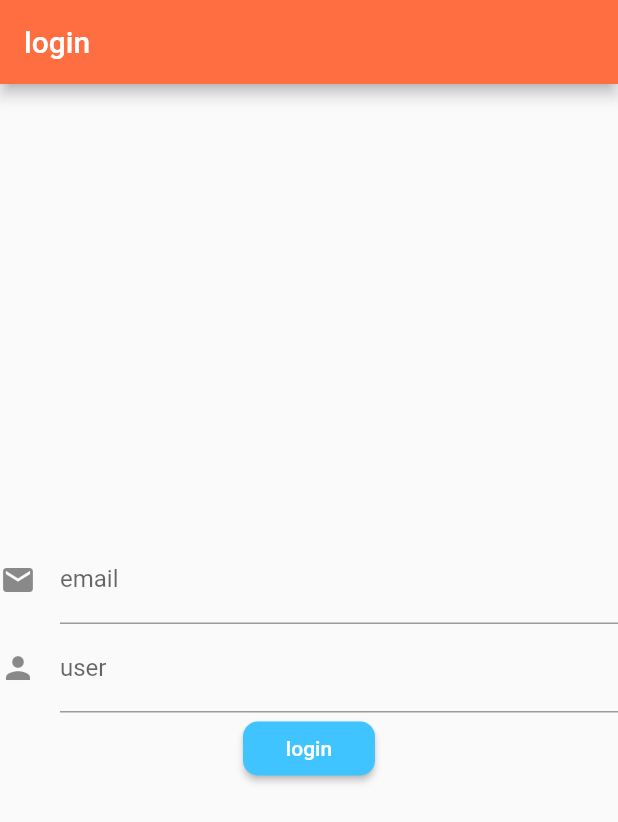
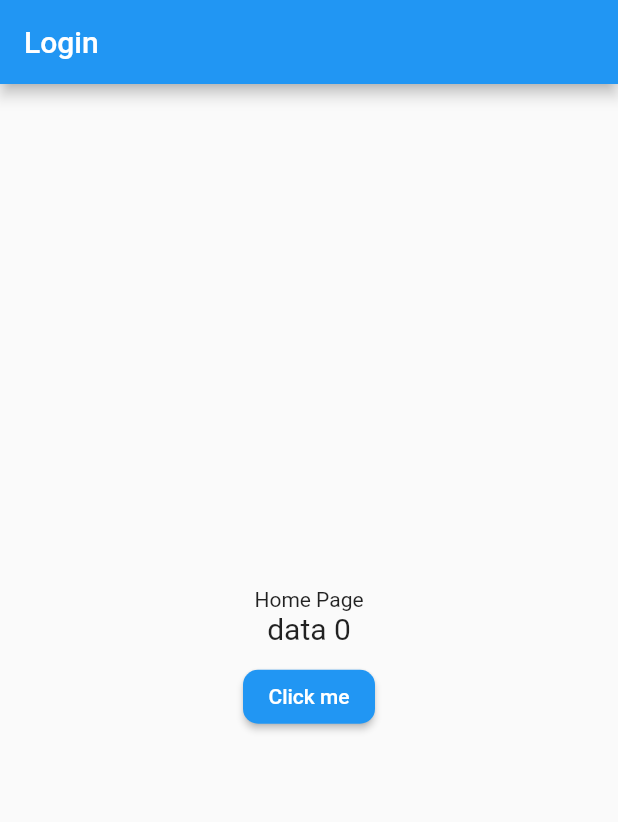
Before and after one commit to thanhhoai162963/flutter_state_ui_demo, a Flutter app: the screen it shows after launch, on a phone screen of 412 x 824 dp. Shown: the top 822 px of the screen. Run offline on Flutter 3.47's test engine with Material 2 defaults, Android fonts, the phone set to English and light mode, and no system bars.

```diff
--- a/lib/main.dart
+++ b/lib/main.dart
@@ -1,3 +1,7 @@
+
+import 'dart:ui';
+
+import 'package:flutter/cupertino.dart';
 import 'package:flutter/material.dart';
 
 void main() {
@@ -23,39 +27,49 @@ class MyHomePage extends StatelessWidget {
   @override
   Widget build(BuildContext context) {
     return Scaffold(
-      appBar: AppBar(backgroundColor: Colors.deepOrangeAccent,
-        title: Text("login"),
+      appBar: AppBar(
+        title: Text("Login"),
       ),
-      body: Container(
+      body: Center(
+        child: Container(
         child: Column(
           mainAxisAlignment: MainAxisAlignment.center,
           children: <Widget>[
-            TextFormField(
-              obscureText: true,
-              decoration: InputDecoration(
-                icon: Icon(Icons.email),
-                hintText: "email",
-                labelText: "email",
-              ),
-            ),
-            TextFormField(
-              obscureText: true,
-              decoration: InputDecoration(
-                  icon: Icon(Icons.person),
-                  hintText: "user",
-                  labelText: "user"
-              ),
-            ),
-            RaisedButton(
-              child: Text("login", style: TextStyle(color: Colors.white)),
-              color: Colors.lightBlueAccent,
-              shape: RoundedRectangleBorder(
-                  borderRadius: BorderRadius.circular(10)),
-              onPressed: () {},
-            )
+            Text("Home Page"),
+            Countpage(),
           ],
         ),
+      ),
       ),
     );
   }
 }
+class Countpage extends StatefulWidget {
+  @override
+  _CountpageState createState() => _CountpageState();
+}
+
+class _CountpageState extends State<Countpage> {
+  var count = 0;
+  @override
+  Widget build(BuildContext context) {
+    return Container(
+      child: Column(
+        children: <Widget>[
+          Text("data $count",style: TextStyle(fontSize: 20),),
+          SizedBox(height: 10,),
+          RaisedButton(
+            color: Colors.blue,
+            shape: RoundedRectangleBorder(borderRadius: BorderRadius.circular(10)),
+            child: Text("Click me",style: TextStyle(color: Colors.white)),
+            onPressed: (){
+              setState(() {
+                count++;
+              });
+            },
+          )
+        ],
+      )
+    );
+  }
+}
```
